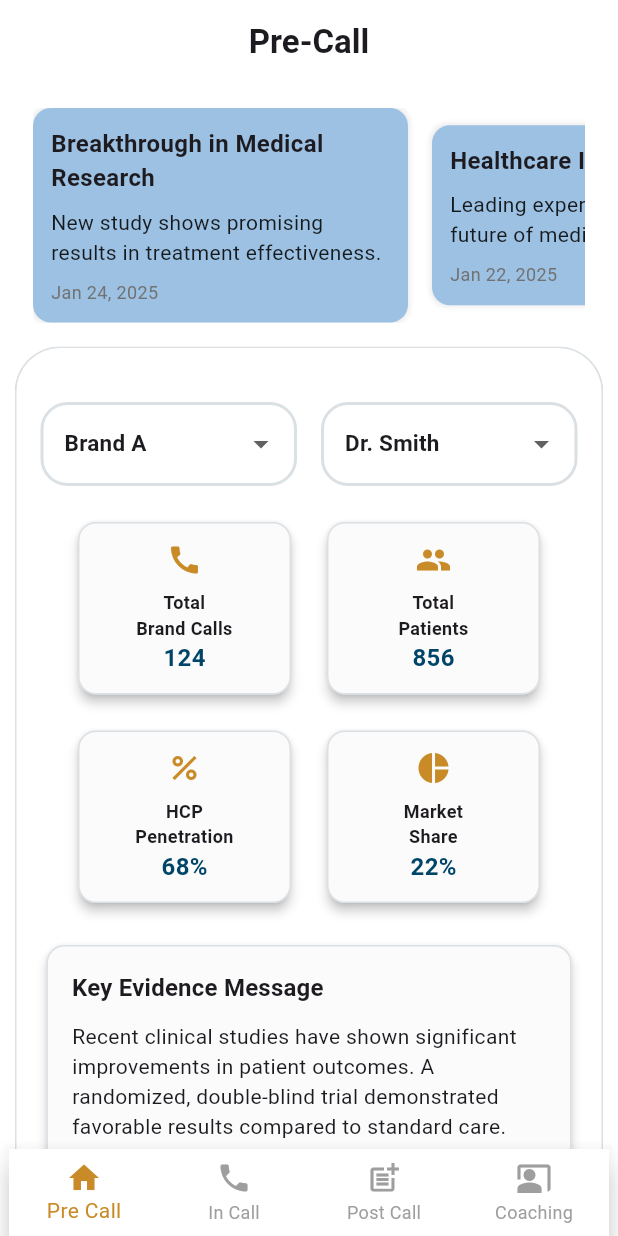
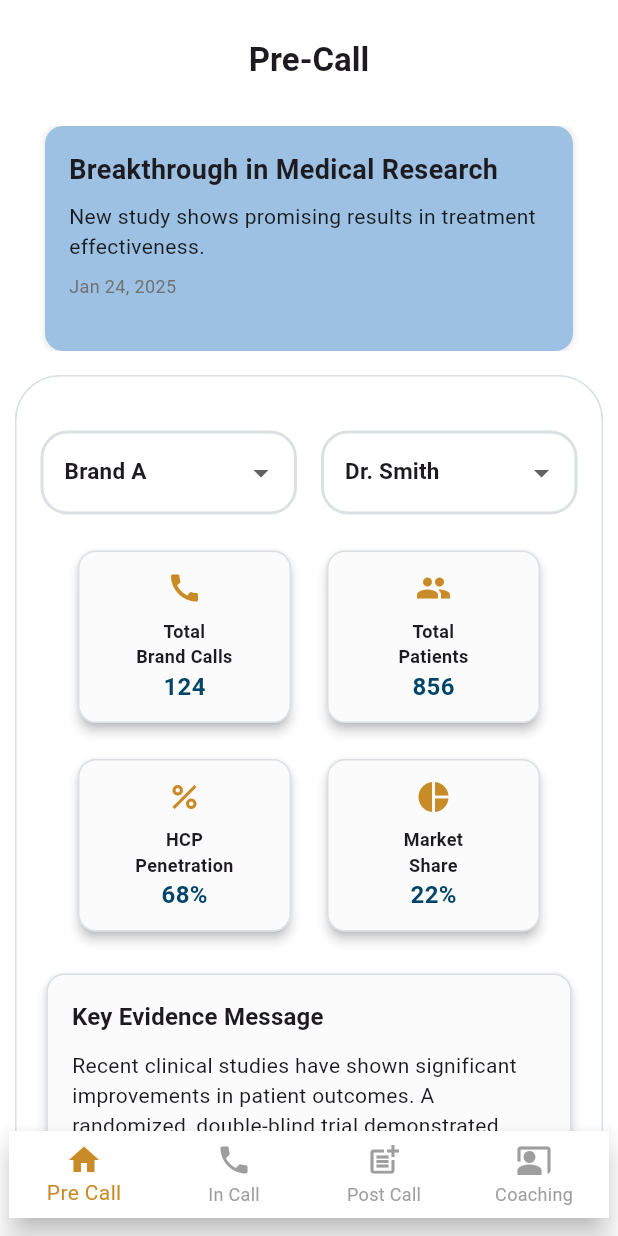
Before and after one commit to Bennybas/salesforce, a Flutter app: the screen it shows after launch, on a phone screen of 412 x 824 dp. Run offline on Flutter 3.47's test engine with Material 3 defaults, Android fonts, the phone set to English and light mode, and no system bars; our stand-ins replace syncfusion_flutter_charts.

Commit message:
Initial commit

```diff
--- a/lib/main.dart
+++ b/lib/main.dart
@@ -10,20 +10,24 @@ class MyApp extends StatelessWidget {
   Widget build(BuildContext context) {
     return MaterialApp(
       debugShowCheckedModeBanner: false,
-      title: 'Sales Force',
+      title: 'Sales-Force App',
       theme: ThemeData(
         scaffoldBackgroundColor: Colors.white,
         canvasColor: Colors.white,
       ),
       home: LayoutBuilder(
         builder: (context, constraints) {
-          // Restrict the app width to simulate a mobile screen size
+          // Restrict the app width and height to simulate a mobile screen size
           return Center(
             child: ConstrainedBox(
               constraints: BoxConstraints(
-                maxWidth: 400, // Mobile screen width
+                maxWidth: 400,  // Mobile screen width
+                maxHeight: 800, // Mobile screen height
               ),
-              child: BottomNavBarScreen(),
+              child: AspectRatio(
+                aspectRatio: 400 / 800, // Ensure the aspect ratio is correct
+                child: BottomNavBarScreen(),
+              ),
             ),
           );
         },
--- a/lib/screens/pre_call_page.dart
+++ b/lib/screens/pre_call_page.dart
@@ -3,11 +3,14 @@ import 'package:flutter/material.dart';
 class PreCallPage extends StatefulWidget {
   @override
   _PreCallPageState createState() => _PreCallPageState();
+
+
 }
 
 class _PreCallPageState extends State<PreCallPage> {
   String? selectedDrugBrand;
   String? selectedHCP;
+  int _currentIndex = 0;
 
   final List<String> drugBrands = ['Brand A', 'Brand B', 'Brand C'];
   final List<String> hcpList = ['Dr. Smith', 'Dr. Johnson', 'Dr. Williams'];
@@ -42,14 +45,17 @@ class _PreCallPageState extends State<PreCallPage> {
       child: Container(
       color: Colors.white,
         padding: EdgeInsets.all(16),
-              child: SingleChildScrollView(
+        child: SizedBox(
+          height: 150, // Set a fixed height for the news section
+          child: PageView.builder(
             scrollDirection: Axis.horizontal,
-                child: Row(
-                  children: newsItems.map((news) =>
-                      Container(
-                        width: 250,
-                        margin: EdgeInsets.only(right: 16),
-                        padding: EdgeInsets.all(12),
+            itemCount: newsItems.length,
+            itemBuilder: (context, index) {
+              return AnimatedContainer(
+                duration: Duration(milliseconds: 300),
+                width: 250, // Base width of each news item
+                margin: EdgeInsets.symmetric(horizontal: 8),
+                padding: EdgeInsets.all(index == _currentIndex ? 16 : 12), // Increase padding for focused item
                 decoration: BoxDecoration(
                   color: Color(0xFF89bc0e2),
                   borderRadius: BorderRadius.circular(12),
@@ -58,29 +64,29 @@ class _PreCallPageState extends State<PreCallPage> {
                       color: Colors.grey.withOpacity(0.2),
                       spreadRadius: 1,
                       blurRadius: 2,
-                              )
-                            ]
+                    ),
+                  ],
                 ),
                 child: Column(
                   crossAxisAlignment: CrossAxisAlignment.start,
                   children: [
                     Text(
-                              news['title']!,
+                      newsItems[index]['title']!,
                       style: TextStyle(
                         fontWeight: FontWeight.bold,
-                                fontSize: 16,
+                        fontSize: index == _currentIndex ? 18 : 16, // Larger font size for focused item
                       ),
                     ),
                     SizedBox(height: 8),
                     Text(
-                              news['description']!,
+                      newsItems[index]['description']!,
                       style: TextStyle(
                         color: Colors.black87,
                       ),
                     ),
                     SizedBox(height: 8),
                     Text(
-                              news['date']!,
+                      newsItems[index]['date']!,
                       style: TextStyle(
                         color: Color(0xff707273),
                         fontSize: 12,
@@ -88,12 +94,18 @@ class _PreCallPageState extends State<PreCallPage> {
                     ),
                   ],
                 ),
-                      )
-                  ).toList(),
+              );
+            },
+            onPageChanged: (index) {
+              setState(() {
+                _currentIndex = index; // Update the current index
+              });
+            },
           ),
         ),
       ),
     ),
+
 
           // Main Content
           SliverToBoxAdapter(
```
Lines whose indentation alone changed are shown as unchanged.
